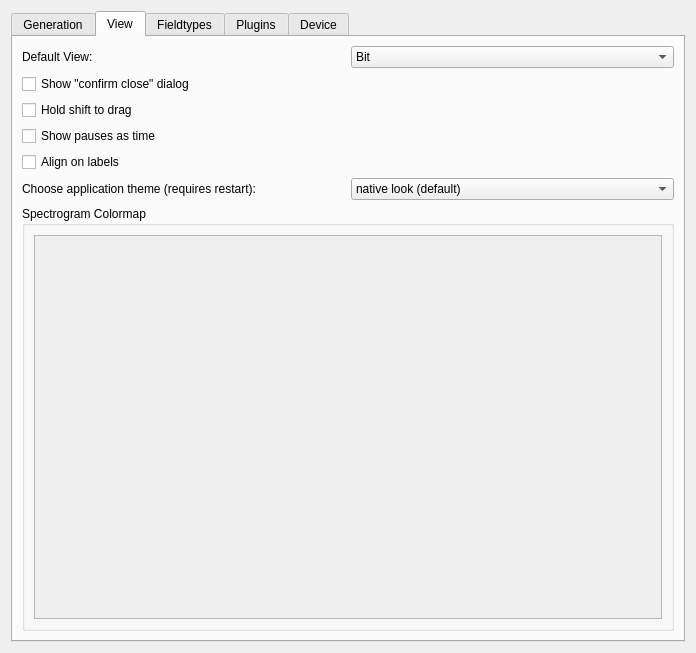
This is ui/options.ui in jopohl/urh as Qt 5 draws it before an edit. The edited form follows.
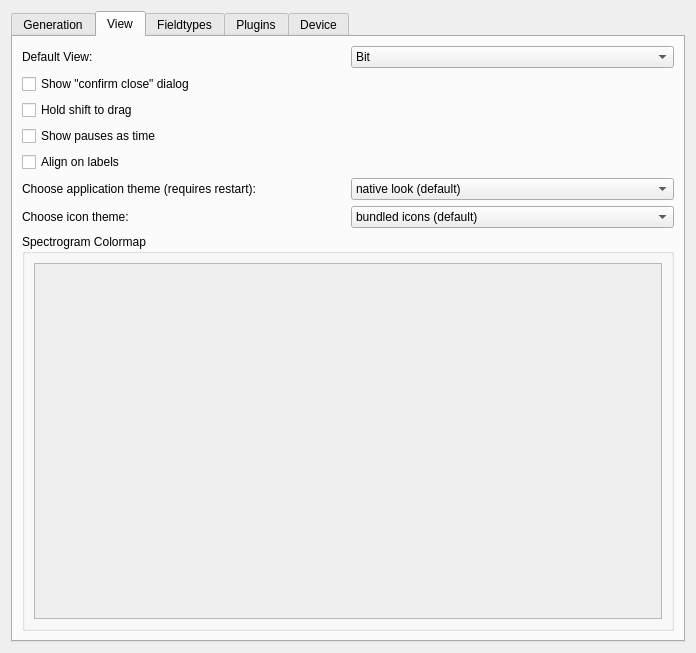
This is the edited form. The open tabs and pages were chosen to show the change. Icons and pictures are not drawn. Custom widgets are drawn as their Qt base class.

Commit message: add option to choose icon theme on linux

The edit to the form file:
```diff
--- a/ui/options.ui
+++ b/ui/options.ui
@@ -169,6 +169,31 @@
          </item>
         </layout>
        </item>
+       <item>
+        <layout class="QHBoxLayout" name="horizontalLayout_5">
+         <item>
+          <widget class="QLabel" name="labelIconTheme">
+           <property name="text">
+            <string>Choose icon theme:</string>
+           </property>
+          </widget>
+         </item>
+         <item>
+          <widget class="QComboBox" name="comboBoxIconTheme">
+           <item>
+            <property name="text">
+             <string>bundled icons (default)</string>
+            </property>
+           </item>
+           <item>
+            <property name="text">
+             <string>native icon theme</string>
+            </property>
+           </item>
+          </widget>
+         </item>
+        </layout>
+       </item>
        <item>
         <widget class="QGroupBox" name="groupBoxSpectrogramColormap">
          <property name="title">
@@ -185,8 +210,8 @@
               <rect>
                <x>0</x>
                <y>0</y>
-               <width>98</width>
-               <height>28</height>
+               <width>616</width>
+               <height>316</height>
               </rect>
              </property>
              <layout class="QVBoxLayout" name="verticalLayout_4"/>
```
Left out of the diff: 2 changed lines with no effect on the pictures. The commit also changes 4 other files.
